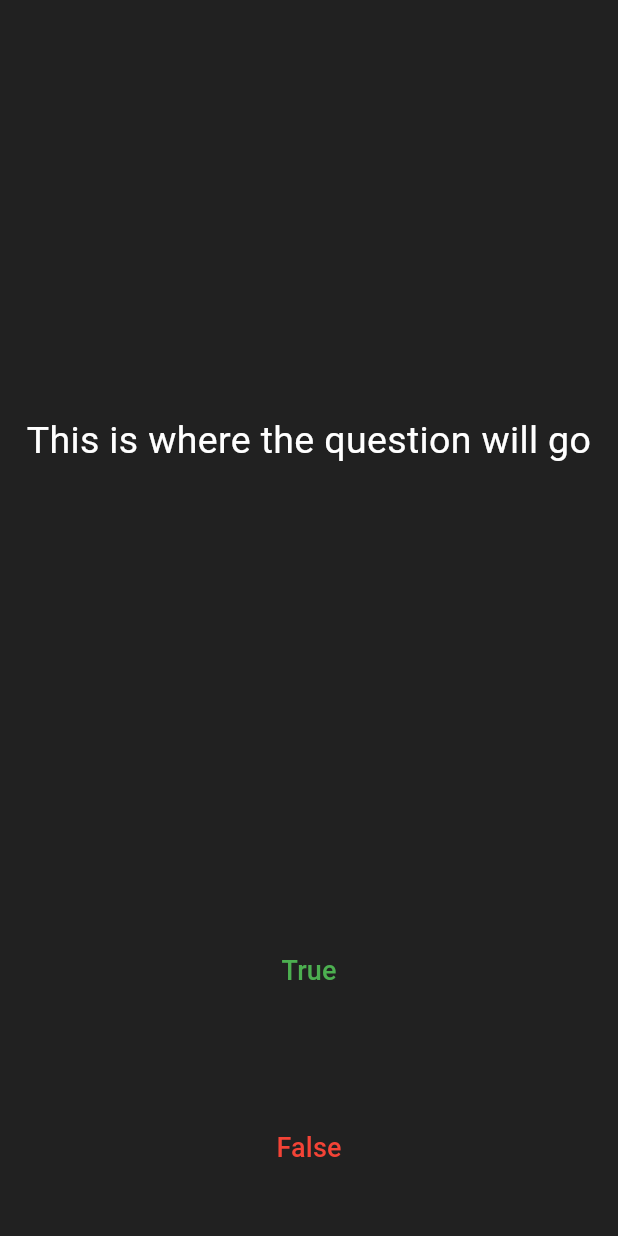
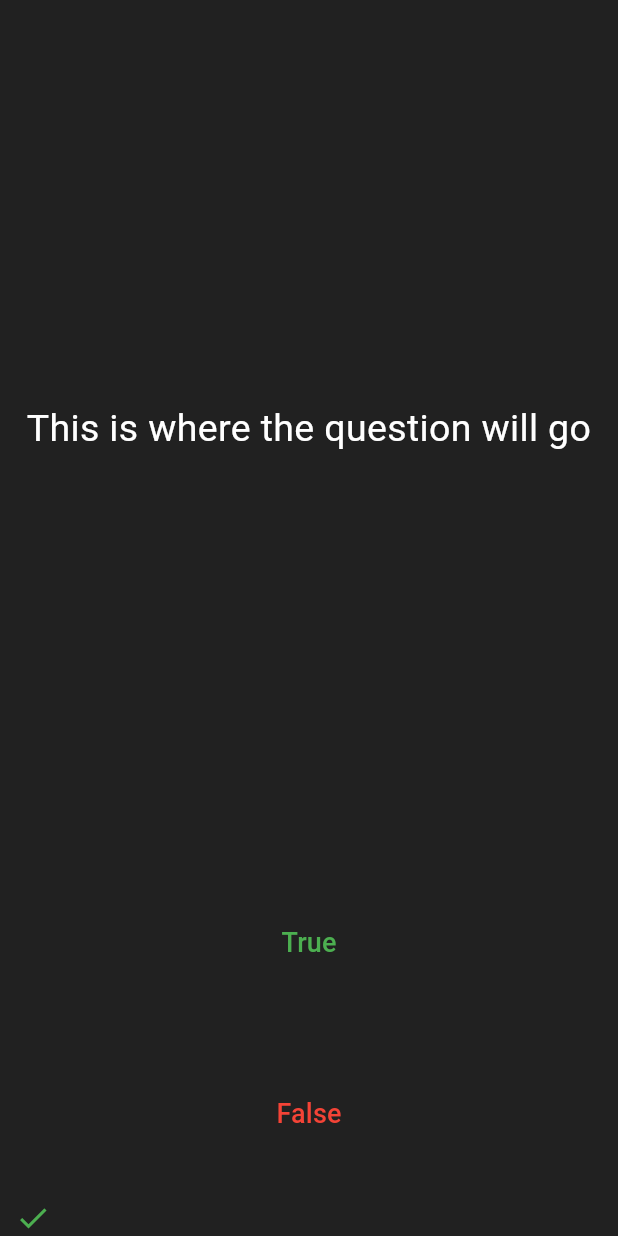
Before and after one commit to Abe99/flutter_quizzler, a Flutter app: the screen it shows after launch, after a tap on "True", on a phone screen of 412 x 824 dp. Run offline on Flutter 3.47's test engine with Material 3 defaults, Android fonts, the phone set to English and light mode, and no system bars.

Commit message:
scoreKeeper[]

```diff
--- a/lib/main.dart
+++ b/lib/main.dart
@@ -29,6 +29,7 @@ class QuizPage extends StatefulWidget {
 }
 
 class _QuizPageState extends State<QuizPage> {
+  List<Icon> scoreKeeper = [];
   @override
   Widget build(BuildContext context) {
     return Column(
@@ -38,39 +39,55 @@ class _QuizPageState extends State<QuizPage> {
         Expanded(
           flex: 5,
           child: Center(
-            child: const Text("This is where the question will go",
+            child: const Text(
+              "This is where the question will go",
               textAlign: TextAlign.center,
               style: TextStyle(
                 fontSize: 25.0,
                 color: Colors.white,
-            ),),
+              ),
+            ),
           ),
         ),
         Expanded(
           child: TextButton(
             onPressed: () {
-              print("The user picked true");
+              setState(() {
+                scoreKeeper.add(
+                  Icon(Icons.check, color: Colors.green),
+                );
+              });
             },
-            child: Text('True',
+            child: Text(
+              'True',
               style: TextStyle(
                 fontSize: 18.0,
                 color: Colors.green,
-            ),),
+              ),
+            ),
           ),
         ),
         Expanded(
           child: TextButton(
-
             onPressed: () {
-              print("The user picked false");
+              setState(() {
+                scoreKeeper.add(
+                  Icon(Icons.close, color: Colors.red),
+                );
+              });
             },
-            child: Text('False',
+            child: Text(
+              'False',
               style: TextStyle(
                 fontSize: 18.0,
                 color: Colors.red,
-            ),),
               ),
             ),
+          ),
+        ),
+        Row(
+          children: scoreKeeper,
+        )
       ],
     );
   }
```
Lines whose indentation alone changed are shown as unchanged.
